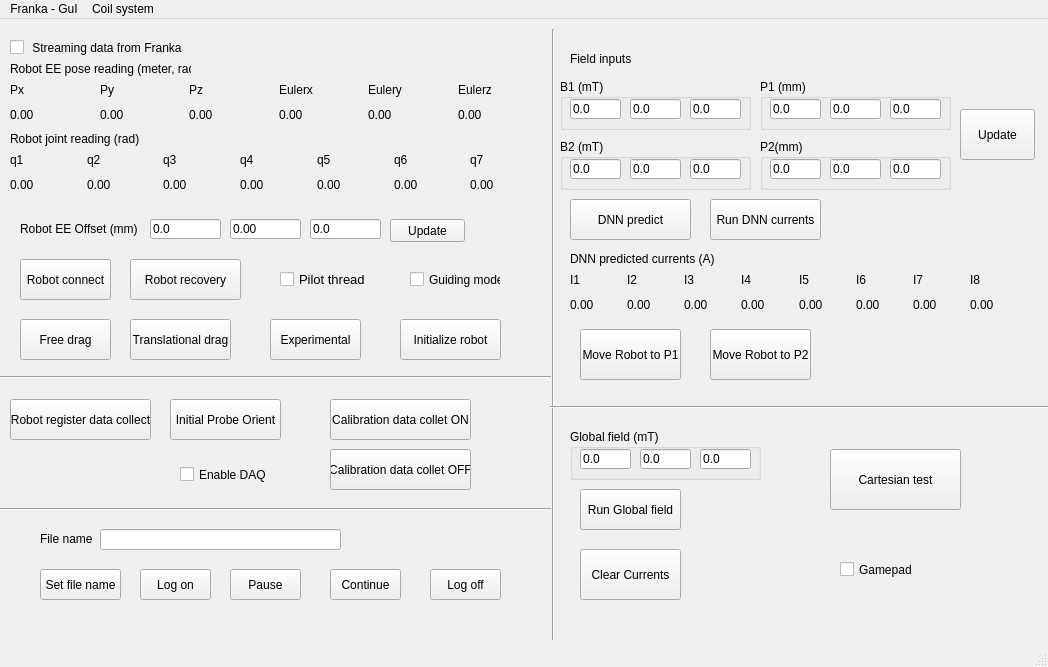
First picture: the form in mainwindow.ui, repository erikfredin/FrankaEmikaGUI, before the edit.
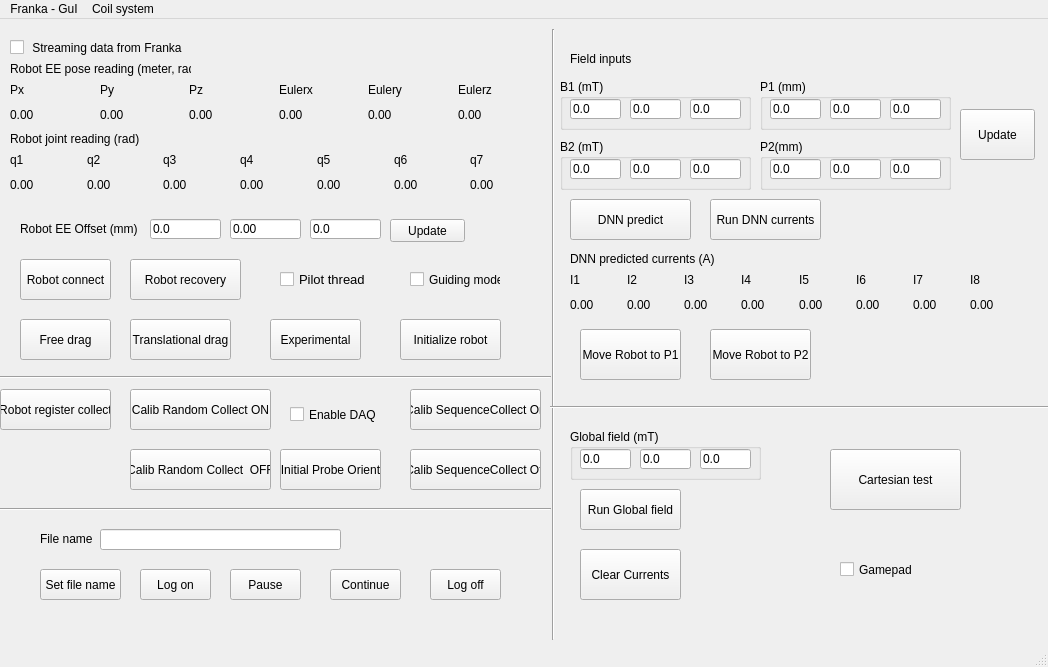
Second picture: the form after the edit.

Commit message: Dry run successfully for sequence calibration data collection

```diff
--- a/mainwindow.ui
+++ b/mainwindow.ui
@@ -515,27 +515,27 @@
    <widget class="QPushButton" name="pushButton_registercollect">
     <property name="geometry">
      <rect>
-      <x>10</x>
-      <y>380</y>
-      <width>141</width>
+      <x>0</x>
+      <y>370</y>
+      <width>111</width>
       <height>41</height>
      </rect>
     </property>
     <property name="text">
-     <string>Robot register data collect</string>
+     <string>Robot register collect</string>
     </property>
    </widget>
    <widget class="QPushButton" name="pushButton_calibrationcollect">
     <property name="geometry">
      <rect>
-      <x>330</x>
-      <y>380</y>
+      <x>130</x>
+      <y>370</y>
       <width>141</width>
       <height>41</height>
      </rect>
     </property>
     <property name="text">
-     <string>Calibration data collet ON</string>
+     <string>Calib Random Collect ON</string>
     </property>
    </widget>
    <widget class="QPushButton" name="pushButton_robotrecovery">
@@ -554,21 +554,21 @@
    <widget class="QPushButton" name="pushButton_calibrationcollect_off">
     <property name="geometry">
      <rect>
-      <x>330</x>
+      <x>130</x>
       <y>430</y>
       <width>141</width>
       <height>41</height>
      </rect>
     </property>
     <property name="text">
-     <string>Calibration data collet OFF</string>
+     <string>Calib Random Collect  OFF</string>
     </property>
    </widget>
    <widget class="QCheckBox" name="checkBox_enableDAQ">
     <property name="geometry">
      <rect>
-      <x>180</x>
-      <y>440</y>
+      <x>290</x>
+      <y>380</y>
       <width>91</width>
       <height>31</height>
      </rect>
@@ -1197,9 +1197,9 @@
    <widget class="QPushButton" name="pushButton_initialprobeorient">
     <property name="geometry">
      <rect>
-      <x>170</x>
-      <y>380</y>
-      <width>111</width>
+      <x>280</x>
+      <y>430</y>
+      <width>101</width>
       <height>41</height>
      </rect>
     </property>
@@ -1207,6 +1207,32 @@
      <string>Initial Probe Orient</string>
     </property>
    </widget>
+   <widget class="QPushButton" name="pushButton_calibrationcollect_sequence_on">
+    <property name="geometry">
+     <rect>
+      <x>410</x>
+      <y>370</y>
+      <width>131</width>
+      <height>41</height>
+     </rect>
+    </property>
+    <property name="text">
+     <string>Calib SequenceCollect On</string>
+    </property>
+   </widget>
+   <widget class="QPushButton" name="pushButton_calibrationcollect_sequence_off">
+    <property name="geometry">
+     <rect>
+      <x>410</x>
+      <y>430</y>
+      <width>131</width>
+      <height>41</height>
+     </rect>
+    </property>
+    <property name="text">
+     <string>Calib SequenceCollect Off</string>
+    </property>
+   </widget>
   </widget>
   <widget class="QMenuBar" name="menubar">
    <property name="geometry">
```
The commit also changes 4 other files.
